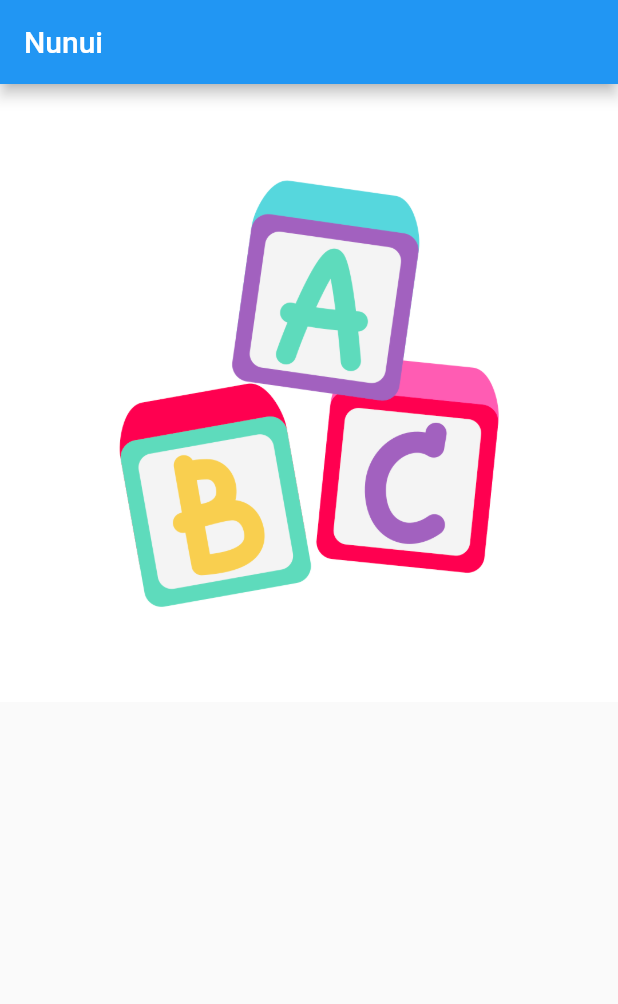
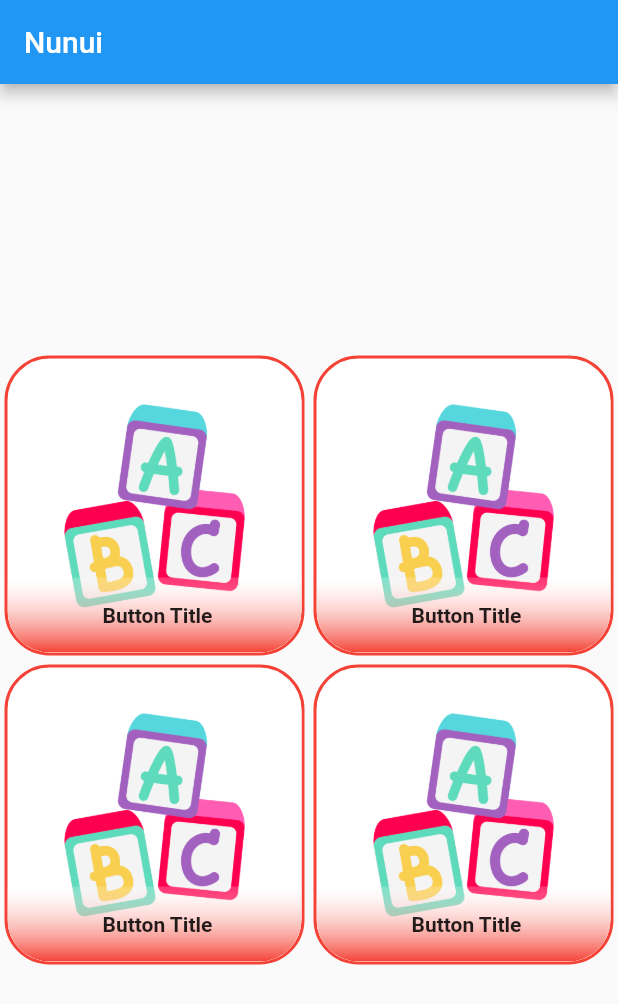
Before and after one commit to DannyFerVar/nunui_app, a Flutter app: the screen it shows after launch, on a phone screen of 412 x 824 dp. Shown: the top 1004 px of the screen. Run offline on Flutter 3.47's test engine with Material 2 defaults, Android fonts, the phone set to English and light mode, and no system bars.

Commit message:
Square Button created. Need to implement dynamycs.

```diff
--- a/lib/pages/nunui_app.dart
+++ b/lib/pages/nunui_app.dart
@@ -1,4 +1,6 @@
 import 'package:flutter/material.dart';
+
+import 'package:nunui/widgets/squared_button.dart';
 
 class NunuiMenu extends StatelessWidget {
   const NunuiMenu({Key? key}) : super(key: key);
@@ -9,8 +11,22 @@ class NunuiMenu extends StatelessWidget {
       appBar: AppBar(
         title: Text('Nunui'),
       ),
-      body: Container(
-        child: Image.asset('assets/menu_images/abc.png'),
+      body: Column(
+        mainAxisAlignment: MainAxisAlignment.center,
+        children: [
+          Row(
+            children: [
+              Expanded(child: SquaredButton()),
+              Expanded(child: SquaredButton()),
+            ],
+          ),
+          Row(
+            children: [
+              Expanded(child: SquaredButton()),
+              Expanded(child: SquaredButton()),
+            ],
+          ),
+        ],
       ),
     );
   }
--- /dev/null
+++ b/lib/widgets/squared_button.dart
@@ -0,0 +1,56 @@
+import 'package:flutter/material.dart';
+
+class SquaredButton extends StatelessWidget {
+  const SquaredButton({
+    Key? key,
+  }) : super(key: key);
+
+  @override
+  Widget build(BuildContext context) {
+    return Container(
+      margin: EdgeInsets.all(3),
+      child: ClipRRect(
+        borderRadius: BorderRadius.vertical(
+          bottom: Radius.circular(28),
+          top: Radius.circular(30),
+        ),
+        child: Stack(
+          children: [
+            Image(image: AssetImage('assets/menu_images/abc.png')),
+            Positioned(
+              bottom: 0.0,
+              child: Container(
+                height: 50,
+                width: 200,
+                decoration: BoxDecoration(
+                  gradient: LinearGradient(
+                    begin: Alignment.topCenter,
+                    end: Alignment.bottomCenter,
+                    colors: [
+                      Colors.white.withOpacity(0.2),
+                      Colors.red,
+                    ],
+                  ),
+                ),
+                child: Center(
+                    child: Text(
+                  'Button Title',
+                  style: TextStyle(fontWeight: FontWeight.bold),
+                )),
+              ),
+            ),
+          ],
+        ),
+      ),
+      decoration: BoxDecoration(
+        border: Border.all(
+          color: Colors.red,
+          width: 2.0,
+        ),
+        borderRadius: BorderRadius.all(
+          Radius.circular(30),
+        ),
+      ),
+    );
+  }
+}
```
